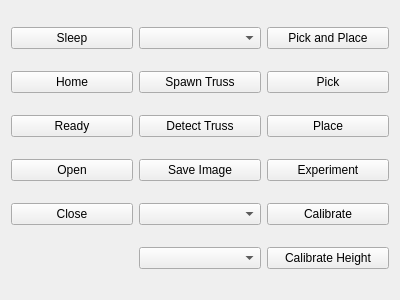
This is rqt_user_interface/resource/flex_grasp.ui in padmaja-kulkarni/vine_tomato_grasping as Qt 5 draws it before an edit. The edited form follows.
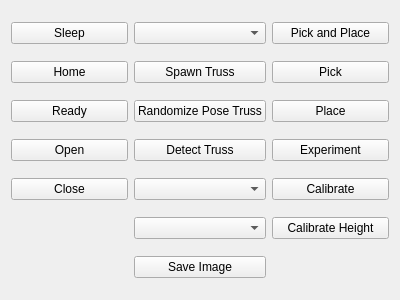
This is the edited form.

Commit message: Add set pose functionality to gazebo interface

The edit to the form file:
```diff
--- a/rqt_user_interface/resource/flex_grasp.ui
+++ b/rqt_user_interface/resource/flex_grasp.ui
@@ -68,7 +68,15 @@
     </widget>
    </item>
 
-   <item row="2" column="1">
+  <item row="2" column="1">
+    <widget class="QPushButton" name="SetPoseTrussButton">
+     <property name="text">
+      <string>Randomize Pose Truss</string>
+     </property>
+    </widget>
+   </item>
+
+   <item row="3" column="1">
     <widget class="QPushButton" name="DetectTrussButton">
      <property name="text">
       <string>Detect Truss</string>
@@ -76,14 +84,6 @@
     </widget>
    </item>
 
-   <item row="3" column="1">
-    <widget class="QPushButton" name="SaveImageButton">
-     <property name="text">
-      <string>Save Image</string>
-     </property>
-    </widget>
-   </item>
-
 
    <item row="4" column="1">
     <widget class="QComboBox" name="ExperimentNameButton">
@@ -95,6 +95,13 @@
     </widget>
    </item>
 
+   <item row="6" column="1">
+    <widget class="QPushButton" name="SaveImageButton">
+     <property name="text">
+      <string>Save Image</string>
+     </property>
+    </widget>
+   </item>
 
    <item row="0" column="2">
     <widget class="QPushButton" name="PickPlaceButton">
```
The commit also changes 14 other files.
